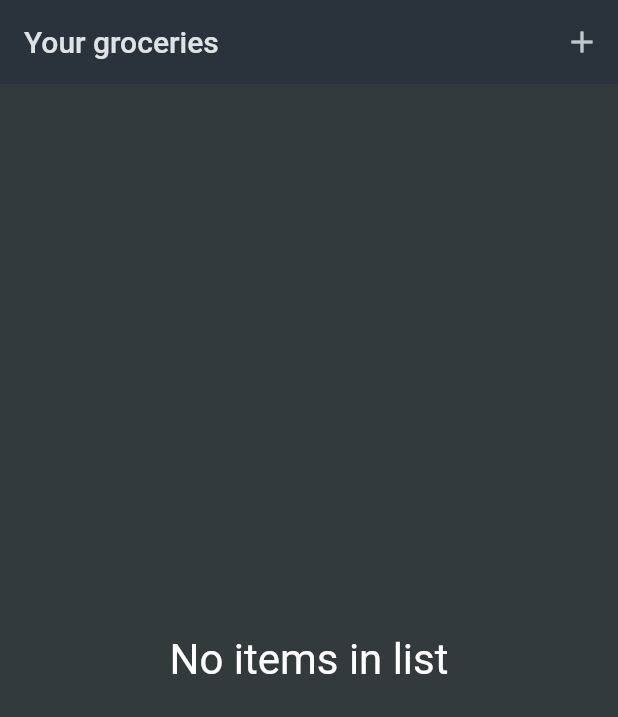
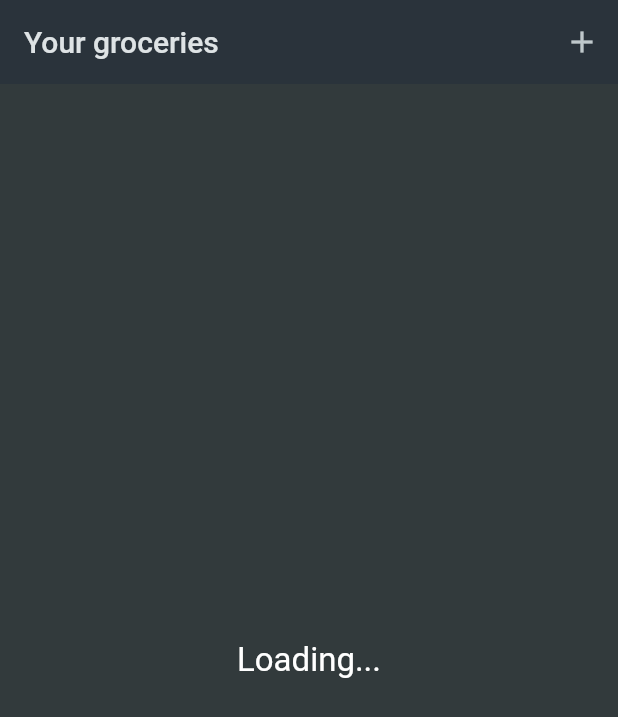
Before and after one commit to stratosfloor/shopping-list, a Flutter app: the screen it shows after launch, on a phone screen of 412 x 824 dp. Shown: the top 717 px of the screen. Run offline on Flutter 3.47's test engine with Material 2 defaults, Android fonts, the phone set to English and light mode, and no system bars; our stand-ins replace flutter_dotenv.

Commit message:
Only get entire list when starting app, add widget for CenteredTExt

```diff
--- a/lib/screens/groceries_list.dart
+++ b/lib/screens/groceries_list.dart
@@ -3,6 +3,7 @@ import 'dart:convert';
 import 'package:flutter/material.dart';
 import 'package:flutter_dotenv/flutter_dotenv.dart';
 import 'package:grocery_list/data/categories.dart';
+import 'package:grocery_list/widgets/CenterText.dart';
 import 'package:http/http.dart' as http;
 
 import 'package:grocery_list/models/grocery_item.dart';
@@ -18,6 +19,7 @@ class GroceriesListScreen extends StatefulWidget {
 
 class _GroceriesListScreenState extends State<GroceriesListScreen> {
   List<GroceryItem> _groceryItems = [];
+  bool _isLoading = true;
 
   @override
   void initState() {
@@ -46,17 +48,24 @@ class _GroceriesListScreenState extends State<GroceriesListScreen> {
 
     setState(() {
       _groceryItems = loadedItems;
+      _isLoading = false;
     });
   }
 
-  void _addImem() async {
-    await Navigator.of(context).push<GroceryItem>(
+  void _addItem() async {
+    final newItem = await Navigator.of(context).push<GroceryItem>(
       MaterialPageRoute(
         builder: (ctx) => const NewItemScreen(),
       ),
     );
 
-    _loadItems();
+    if (newItem == null) {
+      return;
+    }
+
+    setState(() {
+      _groceryItems.add(newItem);
+    });
   }
 
   void _removeItem(GroceryItem item) {
@@ -67,18 +76,10 @@ class _GroceriesListScreenState extends State<GroceriesListScreen> {
 
   @override
   Widget build(BuildContext context) {
-    Widget content = _groceryItems.isEmpty
-        ? const Center(
-            child: Column(
-              mainAxisSize: MainAxisSize.min,
-              children: [
-                Text(
-                  'No items in list',
-                  style: TextStyle(fontSize: 28),
-                ),
-              ],
-            ),
-          )
+    Widget content = _isLoading
+        ? const CenterText(text: 'Loading...', fontSize: 22)
+        : _groceryItems.isEmpty
+            ? const CenterText(text: 'No items in list', fontSize: 26)
             : ListView.builder(
                 itemCount: _groceryItems.length,
                 itemBuilder: (ctx, i) => Dismissible(
@@ -95,7 +96,7 @@ class _GroceriesListScreenState extends State<GroceriesListScreen> {
           title: const Text('Your groceries'),
           actions: [
             IconButton(
-              onPressed: _addImem,
+              onPressed: _addItem,
               icon: const Icon(Icons.add),
             )
           ],
--- /dev/null
+++ b/lib/widgets/CenterText.dart
@@ -0,0 +1,27 @@
+import 'package:flutter/material.dart';
+
+class CenterText extends StatelessWidget {
+  const CenterText({
+    super.key,
+    required this.text,
+    required this.fontSize,
+  });
+
+  final String text;
+  final double fontSize;
+
+  @override
+  Widget build(BuildContext context) {
+    return Center(
+      child: Column(
+        mainAxisSize: MainAxisSize.min,
+        children: [
+          Text(
+            text,
+            style: TextStyle(fontSize: fontSize),
+          ),
+        ],
+      ),
+    );
+  }
+}
```
Also changed, not shown: lib/screens/new_item.dart (+12 -1 lines). Lines whose indentation alone changed are shown as unchanged.
